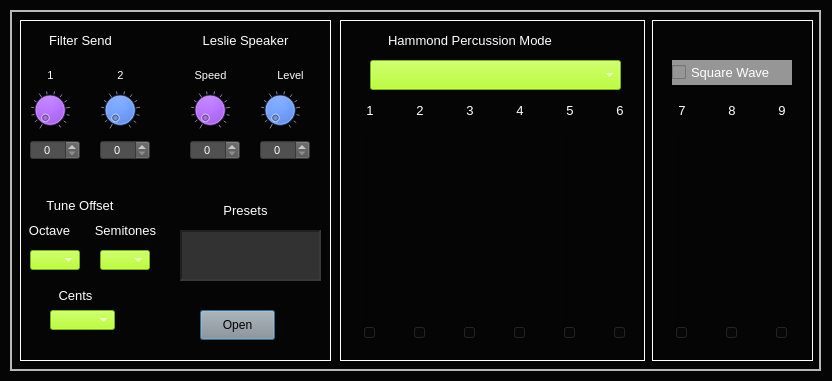
Old version of the form AdjRaspi5qtSynthApp_2/Dialog_HammondOrgan.ui in the repository nahumbudin/AdjRaspi5qtSynthApp_2.
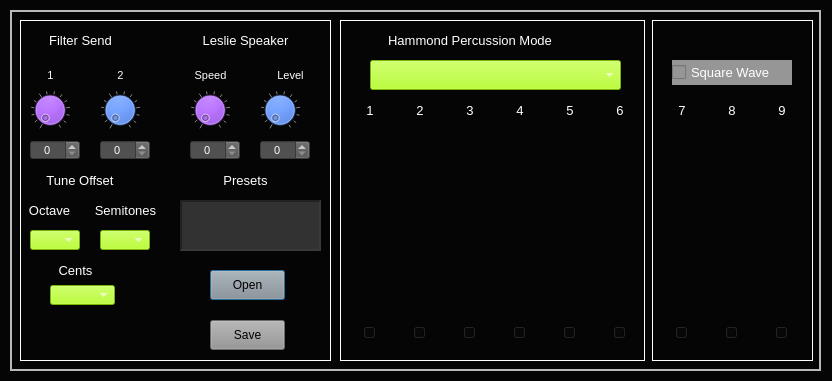
New version of the form. Custom widgets are drawn as their Qt base class.

What changed in the file:
```diff
--- a/AdjRaspi5qtSynthApp_2/Dialog_HammondOrgan.ui
+++ b/AdjRaspi5qtSynthApp_2/Dialog_HammondOrgan.ui
@@ -276,7 +276,7 @@
      <property name="geometry">
       <rect>
        <x>30</x>
-       <y>290</y>
+       <y>265</y>
        <width>65</width>
        <height>20</height>
       </rect>
@@ -309,7 +309,7 @@
      <property name="geometry">
       <rect>
        <x>10</x>
-       <y>175</y>
+       <y>150</y>
        <width>100</width>
        <height>20</height>
       </rect>
@@ -333,7 +333,7 @@
      <property name="geometry">
       <rect>
        <x>80</x>
-       <y>230</y>
+       <y>210</y>
        <width>50</width>
        <height>20</height>
       </rect>
@@ -366,7 +366,7 @@
      <property name="geometry">
       <rect>
        <x>4</x>
-       <y>200</y>
+       <y>180</y>
        <width>51</width>
        <height>21</height>
       </rect>
@@ -390,7 +390,7 @@
      <property name="geometry">
       <rect>
        <x>10</x>
-       <y>230</y>
+       <y>210</y>
        <width>50</width>
        <height>20</height>
       </rect>
@@ -423,7 +423,7 @@
      <property name="geometry">
       <rect>
        <x>70</x>
-       <y>200</y>
+       <y>180</y>
        <width>71</width>
        <height>21</height>
       </rect>
@@ -447,7 +447,7 @@
      <property name="geometry">
       <rect>
        <x>30</x>
-       <y>265</y>
+       <y>240</y>
        <width>51</width>
        <height>21</height>
       </rect>
@@ -678,8 +678,8 @@
     <widget class="CustomButton" name="pushButton_HammondPresetOpen">
      <property name="geometry">
       <rect>
-       <x>180</x>
-       <y>290</y>
+       <x>190</x>
+       <y>250</y>
        <width>75</width>
        <height>30</height>
       </rect>
@@ -696,7 +696,7 @@
      <property name="geometry">
       <rect>
        <x>160</x>
-       <y>210</y>
+       <y>180</y>
        <width>141</width>
        <height>51</height>
       </rect>
@@ -724,7 +724,7 @@
      <property name="geometry">
       <rect>
        <x>170</x>
-       <y>180</y>
+       <y>150</y>
        <width>111</width>
        <height>21</height>
       </rect>
@@ -744,6 +744,23 @@
       <set>Qt::AlignCenter</set>
      </property>
     </widget>
+    <widget class="CustomButton" name="pushButton_HammondPresetSave">
+     <property name="geometry">
+      <rect>
+       <x>190</x>
+       <y>300</y>
+       <width>75</width>
+       <height>30</height>
+      </rect>
+     </property>
+     <property name="styleSheet">
+      <string notr="true">background-color: rgb(148, 148, 148);
+color: rgb(0, 0, 0);</string>
+     </property>
+     <property name="text">
+      <string>Save</string>
+     </property>
+    </widget>
    </widget>
    <widget class="CustomFrame" name="frame_Hammond1Drawbars_1_6">
     <property name="geometry">
```
